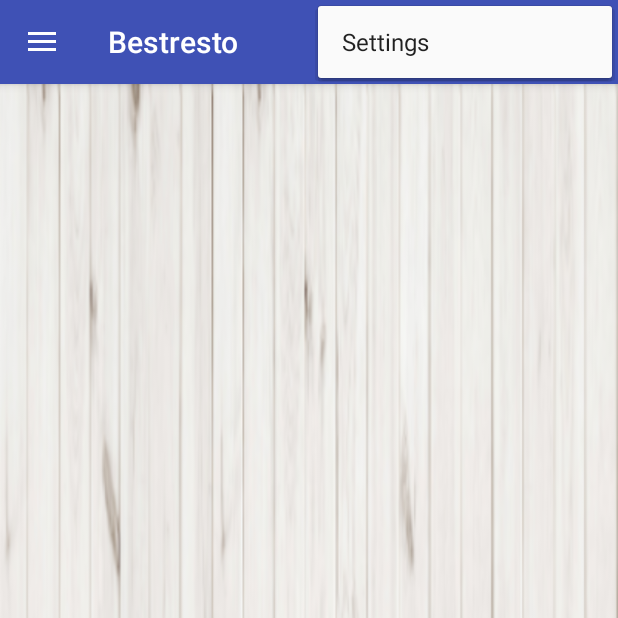
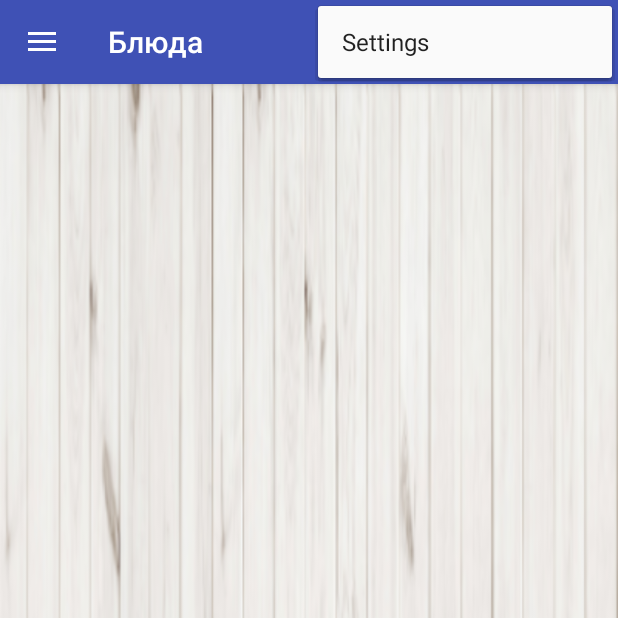
Before and after one commit to SpirinEgor/Bestresto, an Android app: the fragment DishesFragment placed in its activity, with the options menu open, on a phone screen of 412 x 824 dp, the top half of it. Run offline under Robolectric (Android 15) with nearby library versions, the phone set to English and light mode, and no system bars; our stand-ins replace Picasso; pictures from the network do not load.

Commit message:
corrects MainActivity`s titles in different fragments

```diff
--- a/android/src/main/java/com/bestresto/Dish/DishesFragment.java
+++ b/android/src/main/java/com/bestresto/Dish/DishesFragment.java
@@ -84,4 +84,10 @@ public class DishesFragment extends Fragment {
         lv.smoothScrollToPosition(position);
     }
 
+    @Override
+    public void onResume() {
+        super.onResume();
+        getActivity().setTitle("Блюда");
+    }
+
 }
--- a/android/src/main/java/com/bestresto/MainFragment.java
+++ b/android/src/main/java/com/bestresto/MainFragment.java
@@ -58,4 +58,10 @@ public class MainFragment extends Fragment{
         }
         return view;
     }
+
+    @Override
+    public void onResume() {
+        super.onResume();
+        getActivity().setTitle("Bestresto");
+    }
 }
--- a/android/src/main/java/com/bestresto/Restaurant/RestaurantsFragment.java
+++ b/android/src/main/java/com/bestresto/Restaurant/RestaurantsFragment.java
@@ -85,4 +85,10 @@ public class RestaurantsFragment extends Fragment {
         int position = data.getIntExtra("position", 0);
         lv.smoothScrollToPosition(position);
     }
+
+    @Override
+    public void onResume() {
+        super.onResume();
+        getActivity().setTitle("Рестораны");
+    }
 }
```
